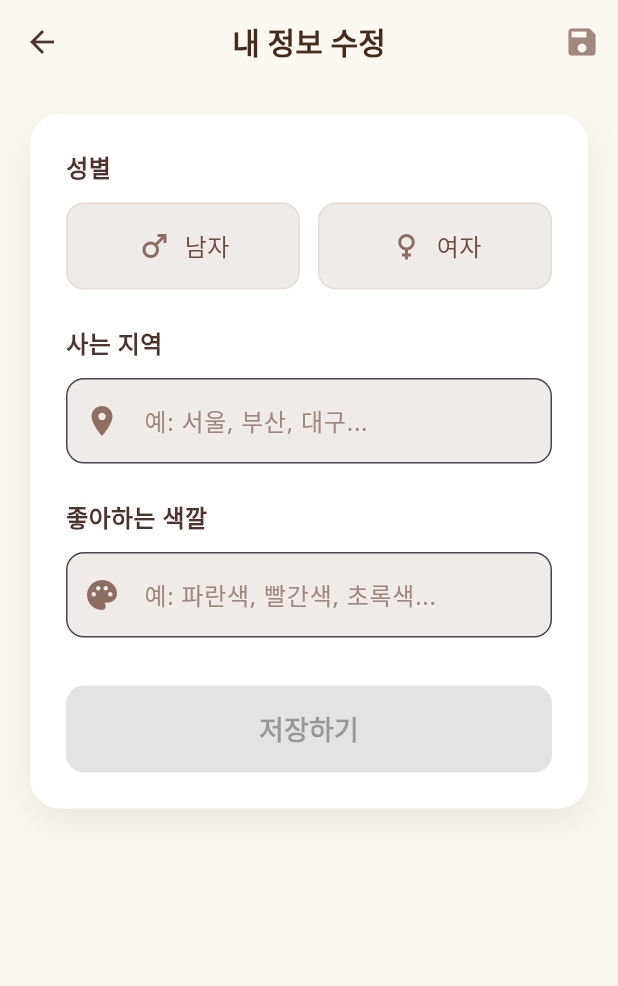
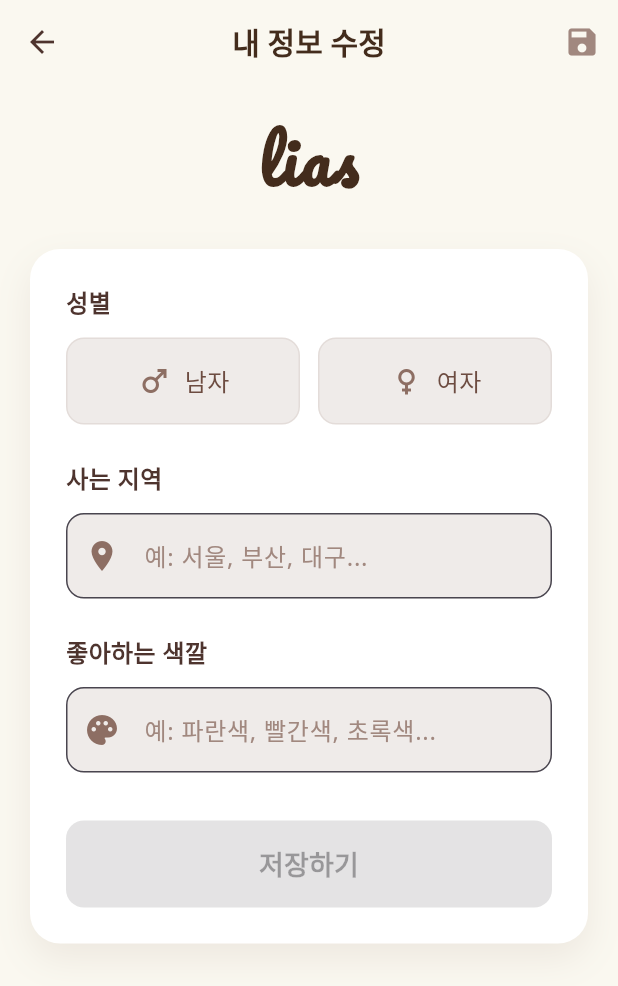
Before and after one commit to dsiaked/lias, a Flutter app: the ProfileEditScreen screen opened directly, on a phone screen of 412 x 824 dp. Shown: the top 986 px of the screen. Run offline on Flutter 3.47's test engine with Material 3 defaults, Android fonts, the phone set to English and light mode, and no system bars; our stand-ins replace cloud_firestore, firebase_auth, firebase_core, flutter_dotenv, font_awesome_flutter, google_fonts and 5 more; accounts and stored records are empty; generated files the repository leaves out were written again; network calls fail.

Commit message:
최종 디테일 수정

```diff
--- a/lib/screens/profile_edit_screen.dart
+++ b/lib/screens/profile_edit_screen.dart
@@ -232,7 +232,25 @@ class _ProfileEditScreenState extends State<ProfileEditScreen> {
         ],
       ),
       body: SingleChildScrollView(
-        child: Container(
+        child: Column(
+          children: [
+            // lias 로고
+            Padding(
+              padding: const EdgeInsets.only(top: 20, bottom: 10),
+              child: Center(
+                child: Text(
+                  'lias',
+                  style: GoogleFonts.pacifico(
+                    fontSize: 42,
+                    color: const Color(0xFF432C1C),
+                    fontWeight: FontWeight.bold,
+                    letterSpacing: 2,
+                  ),
+                ),
+              ),
+            ),
+
+            Container(
               margin: const EdgeInsets.all(20),
               decoration: BoxDecoration(
                 color: Colors.white,
@@ -422,7 +440,10 @@ class _ProfileEditScreenState extends State<ProfileEditScreen> {
                       decoration: InputDecoration(
                         hintText: '예: 파란색, 빨간색, 초록색...',
                         hintStyle: TextStyle(color: Colors.brown[300]),
-                    prefixIcon: Icon(Icons.palette, color: Colors.brown[400]),
+                        prefixIcon: Icon(
+                          Icons.palette,
+                          color: Colors.brown[400],
+                        ),
                         border: OutlineInputBorder(
                           borderRadius: BorderRadius.circular(12),
                           borderSide: BorderSide(
@@ -475,6 +496,8 @@ class _ProfileEditScreenState extends State<ProfileEditScreen> {
                 ),
               ),
             ),
+          ],
+        ),
       ),
     );
   }
```
Lines whose indentation alone changed are shown as unchanged.
